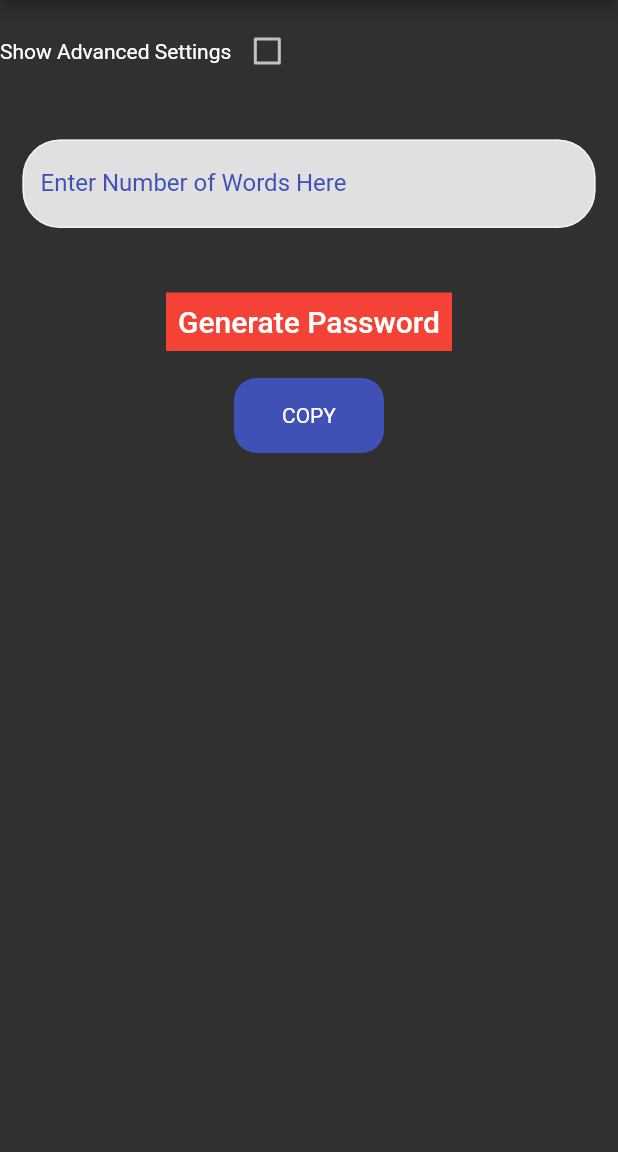
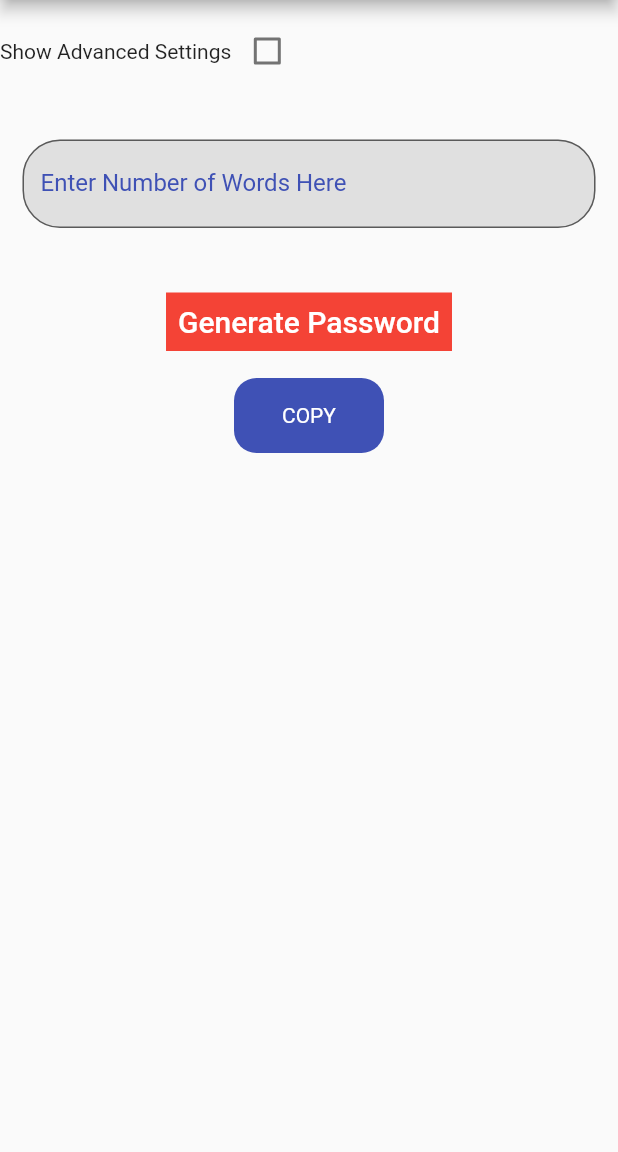
Before and after one commit to joshuamainsmith/Password-Generator, a Flutter app: the screen it shows after launch, on a phone screen of 412 x 824 dp, the part 84-1236 px from its top. Run offline on Flutter 3.47's test engine with Material 2 defaults, Android fonts, the phone set to English and light mode, and no system bars; missing offline and left inert: clipboard, random_password_generator, random_words.

Commit message:
changed theme to match system preferences

```diff
--- a/lib/main.dart
+++ b/lib/main.dart
@@ -65,7 +65,7 @@ class MyAppState extends State<MyApp> {
         return Row(
           mainAxisAlignment: MainAxisAlignment.center,
           children: <Widget>[
-            Text(name, style: TextStyle(color: Colors.white)),
+            Text(name),
             Checkbox(value: value, onChanged: onTap/*null/onTap*/),
           ],
         );
@@ -98,7 +98,7 @@ class MyAppState extends State<MyApp> {
         return Row(
           mainAxisAlignment: MainAxisAlignment.center,
           children: <Widget>[
-            Text(name, style: TextStyle(color: Colors.white)),
+            Text(name),
             Checkbox(value: value, onChanged: onTap/*null/onTap*/),
           ],
         );
@@ -150,7 +150,7 @@ class MyAppState extends State<MyApp> {
         brightness: Brightness.dark,
         /* dark theme settings */
       ),
-      themeMode: ThemeMode.dark,
+      themeMode: ThemeMode.system,
       /* ThemeMode.system to follow system theme,
          ThemeMode.light for light theme,
          ThemeMode.dark for dark theme
```
